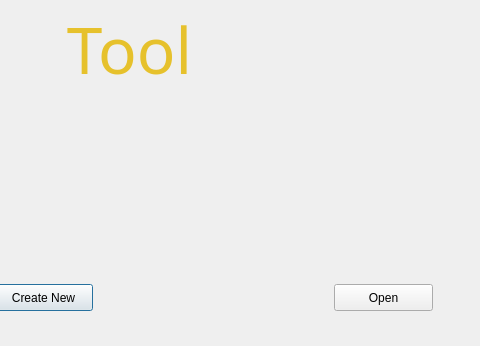
Before: the Qt Designer form src/Implementation/gui/welcomescreen.ui in michael1991j/MriSegment, drawn with Qt 5; both pictures show x 196 to 676 and y 146 to 492 of the 676 by 492 pixel window.
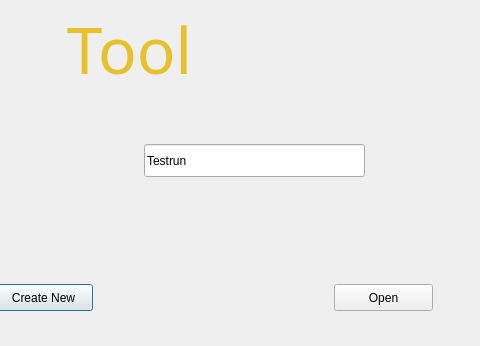
After: the same form once the commit is applied.

Patch:
```diff
--- a/src/Implementation/gui/welcomescreen.ui
+++ b/src/Implementation/gui/welcomescreen.ui
@@ -104,6 +104,19 @@
     <string>&lt;html&gt;&lt;head/&gt;&lt;body&gt;&lt;p align=&quot;center&quot;&gt;&lt;span style=&quot; color:#e6c12c;&quot;&gt;MRI Segmentation &lt;/span&gt;&lt;/p&gt;&lt;p align=&quot;center&quot;&gt;&lt;span style=&quot; color:#e6c12c;&quot;&gt;Tool&lt;/span&gt;&lt;/p&gt;&lt;/body&gt;&lt;/html&gt;</string>
    </property>
   </widget>
+  <widget class="QLineEdit" name="OutputPath">
+   <property name="geometry">
+    <rect>
+     <x>340</x>
+     <y>290</y>
+     <width>221</width>
+     <height>33</height>
+    </rect>
+   </property>
+   <property name="text">
+    <string>Testrun</string>
+   </property>
+  </widget>
  </widget>
  <resources/>
  <connections/>
```
